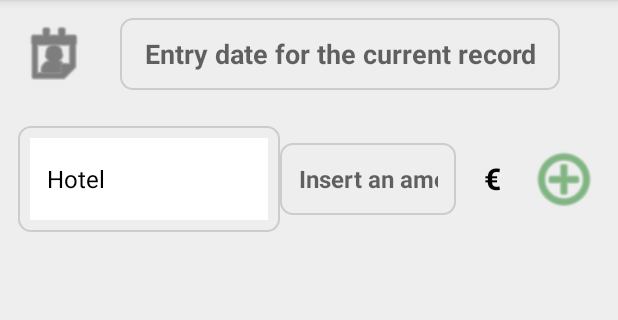
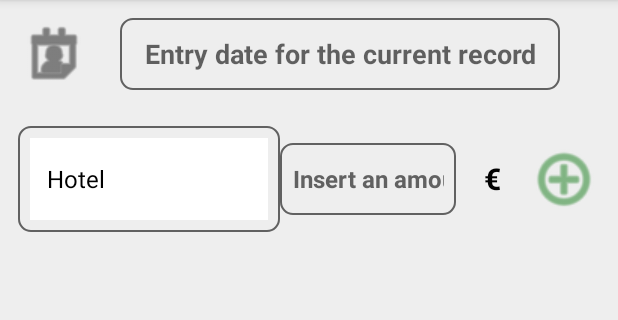
Before and after one commit to Auwia/PersoMy, an Android app: the screen it shows after launch (MainActivity), after a tap on "EXPENSES", on a phone screen of 412 x 824 dp, the part 84-404 px from its top. Run offline under Robolectric (Android 15) with nearby library versions, the phone set to English and light mode, and no system bars; 1 statement that could not run was skipped.

Commit message:
300140 (3.1.40)

```diff
--- a/build.gradle
+++ b/build.gradle
@@ -6,7 +6,7 @@ buildscript {
         mavenCentral()
     }
     dependencies {
-        classpath 'com.android.tools.build:gradle:8.5.2'
+        classpath 'com.android.tools.build:gradle:8.7.2'
     }
 }
 
@@ -26,8 +26,8 @@ android {
         applicationId "com.app.persomy.v4"
         minSdkVersion 21
         targetSdkVersion 35
-        versionCode 300139
-        versionName "3.1.39"
+        versionCode 300140
+        versionName "3.1.40"
     }
 
     configurations.configureEach {
--- a/src/main/java/com/app/persomy/v4/MainActivity.java
+++ b/src/main/java/com/app/persomy/v4/MainActivity.java
@@ -1876,7 +1876,7 @@ public class MainActivity extends AppCompatActivity {
         mTimeDisplay = findViewById(R.id.oraAutomaticaTxt);
         mHourOfDay = c.get(Calendar.HOUR_OF_DAY);
         mMinute = c.get(Calendar.MINUTE);
-        dialogTime = new TimePickerDialog(this, new PickTime(), mHourOfDay, mMinute, DateFormat.is24HourFormat(this));
+        dialogTime = new TimePickerDialog(this, R.style.CustomTimePickerTheme, new PickTime(), mHourOfDay, mMinute, DateFormat.is24HourFormat(this));
         resetCalendario();
         resetTime();
         updateDisplay(1);
--- a/src/main/res/drawable/rounded_background.xml
+++ b/src/main/res/drawable/rounded_background.xml
@@ -4,5 +4,5 @@
     <corners android:radius="8dp" />
     <stroke
         android:width="1dp"
-        android:color="@color/gray" />
+        android:color="@color/dark_gray" />
 </shape>
--- a/src/main/res/layout/activity_periodo.xml
+++ b/src/main/res/layout/activity_periodo.xml
@@ -88,11 +88,11 @@
                 android:layout_width="48dp"
                 android:layout_height="48dp"
                 android:background="@android:drawable/ic_menu_search"
-                android:backgroundTint="#757575"
+                android:backgroundTint="@color/black"
                 android:contentDescription="@string/searchData"
                 android:onClick="onSearchBtnPress"
                 android:padding="8dp"
-                app:tint="#FFFFFF" />
+                app:tint="@color/white" />
 
         </LinearLayout>
 
--- a/src/main/res/layout/activity_uscite.xml
+++ b/src/main/res/layout/activity_uscite.xml
@@ -66,7 +66,7 @@
             android:layout_height="wrap_content"
             android:background="@drawable/rounded_background"
             android:layout_weight="3"
-            android:contentDescription="@string/choose_expense_description_spinner"
+            android:contentDescription= "@string/choose_expense_description_spinner"
             android:minWidth="48dp"
             android:padding="8dp"
             android:prompt="@string/menu_selezione_voce"
@@ -82,8 +82,10 @@
             android:gravity="end|center_vertical"
             android:hint="@string/importoAutomatica"
             android:inputType="numberDecimal"
-            android:padding="12dp"
+            android:paddingStart="8dp"
+            android:paddingEnd="8dp"
             android:textColor="@color/black"
+            android:textColorHint="@color/dark_gray"
             android:textSize="16sp"
             android:textStyle="bold" />
 
--- a/src/main/res/layout/totali_importi_bottom.xml
+++ b/src/main/res/layout/totali_importi_bottom.xml
@@ -33,7 +33,7 @@
         android:gravity="center"
         android:singleLine="true"
         android:text=""
-        android:textColor="@color/green"
+        android:textColor="@color/green_dark"
         android:textSize="16sp"
         android:textStyle="bold" />
 
--- a/src/main/res/values/styles.xml
+++ b/src/main/res/values/styles.xml
@@ -10,9 +10,10 @@
     <!-- Tema personalizzato per il TimePicker -->
     <style name="CustomTimePickerTheme" parent="Theme.AppCompat.Light.Dialog">
         <!-- Colori personalizzati -->
-        <item name="android:textColorPrimary">#FFFFFF</item> <!-- Testo principale -->
-        <item name="android:textColorSecondary">#B0BEC5</item> <!-- Testo secondario -->
-        <item name="android:background">#4CAF50</item> <!-- Sfondo del picker -->
+        <item name="android:colorAccent">@color/teal_dark</item> <!-- Colore per evidenziare elementi attivi -->
+        <item name="android:textColorPrimary">@color/white</item> <!-- Testo principale -->
+        <item name="android:textColorSecondary">@color/light_teal_background</item> <!-- Testo secondario -->
+        <item name="android:background">@color/green_dark</item> <!-- Sfondo del picker -->
         <item name="android:buttonStyle">@style/CustomButtonStyle</item>
         <item name="android:minWidth">48dp</item>
         <item name="android:minHeight">48dp</item>
@@ -22,9 +23,9 @@
     <!-- Tema personalizzato per il DatePicker -->
     <style name="CustomDatePickerTheme" parent="Theme.AppCompat.Light.Dialog">
         <!-- Colori personalizzati -->
-        <item name="android:textColorPrimary">#000000</item> <!-- Testo principale -->
-        <item name="android:textColorSecondary">#757575</item> <!-- Testo secondario -->
-        <item name="android:background">#FFFFFF</item> <!-- Sfondo del picker -->
+        <item name="android:textColorPrimary">#000000</item>
+        <item name="android:textColorSecondary">#757575</item>
+        <item name="android:background">#FFFFFF</item>
         <item name="android:buttonStyle">@style/CustomButtonStyle</item>
     </style>
 
@@ -32,18 +33,23 @@
     <style name="CustomButtonStyle" parent="Widget.AppCompat.Button">
         <item name="android:layout_width">wrap_content</item>
         <item name="android:layout_height">wrap_content</item>
-        <item name="android:padding">8dp</item>
-        <item name="android:minWidth">48dp</item>
+        <item name="android:minWidth">64dp</item>
         <item name="android:minHeight">48dp</item>
-        <item name="android:backgroundTint">#4CAF50</item>
-        <item name="android:textColor">#FFFFFF</item>
+        <item name="android:padding">12dp</item>
+        <item name="android:backgroundTint">@color/green_dark</item>
+        <item name="android:textColor">@color/white</item>
+        <item name="android:textStyle">bold</item>
+        <item name="android:textAllCaps">false</item>
+        <item name="android:stateListAnimator">@null</item>
     </style>
+
 
     <!-- Stile per i bottoni immagine -->
     <style name="CustomImageButtonStyle">
-        <item name="android:tint">#000000</item> <!-- Colore nero per migliorare il contrasto -->
-        <item name="android:stateListAnimator">@null</item> <!-- Evita effetti non necessari -->
-        <item name="android:backgroundTint">#FFFFFF</item> <!-- Sfondo chiaro per contrasto -->
+        <item name="android:tint">@color/white</item>
+        <item name="android:stateListAnimator">@null</item>
+        <item name="android:backgroundTint">@color/teal_dark</item>
+        <item name="android:backgroundTint">@color/teal_dark</item>
     </style>
 
 
@@ -60,7 +66,7 @@
 
     <!-- Stile generale per il GridView -->
     <style name="GridViewStyle">
-        <item name="android:background">#FFFFFF</item> <!-- Sfondo bianco -->
+        <item name="android:background">#FFFFFF</item>
         <item name="android:horizontalSpacing">8dp</item>
         <item name="android:verticalSpacing">8dp</item>
         <item name="android:numColumns">1</item>
@@ -69,7 +75,7 @@
 
     <!-- Stile per il contenitore delle colonne -->
     <style name="ColumnHeaderContainerStyle">
-        <item name="android:background">#DDDDDD</item> <!-- Sfondo grigio chiaro -->
+        <item name="android:background">#DDDDDD</item>
         <item name="android:padding">8dp</item>
         <item name="android:orientation">horizontal</item>
     </style>
```
